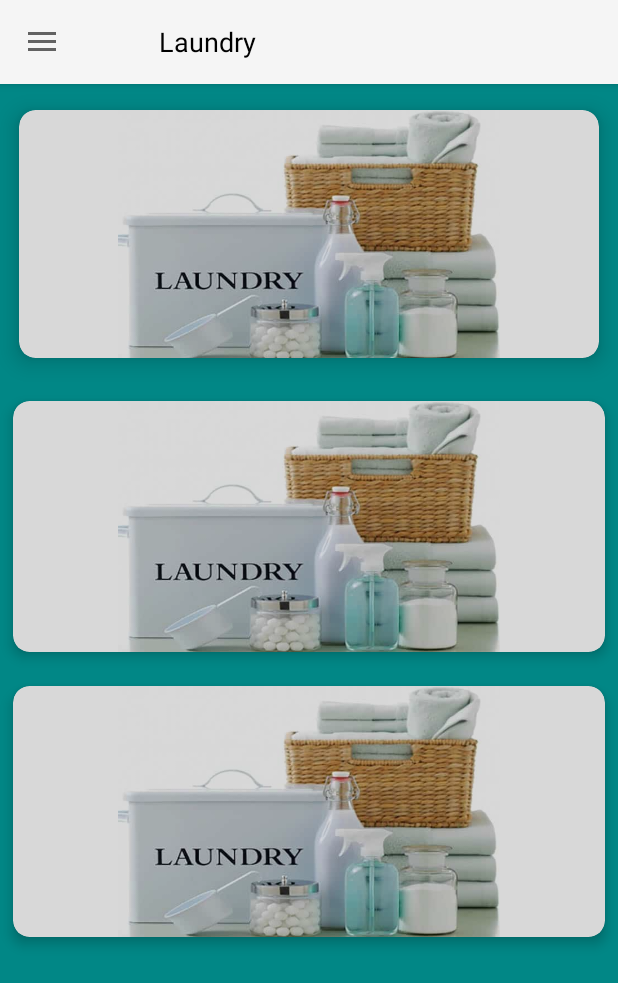
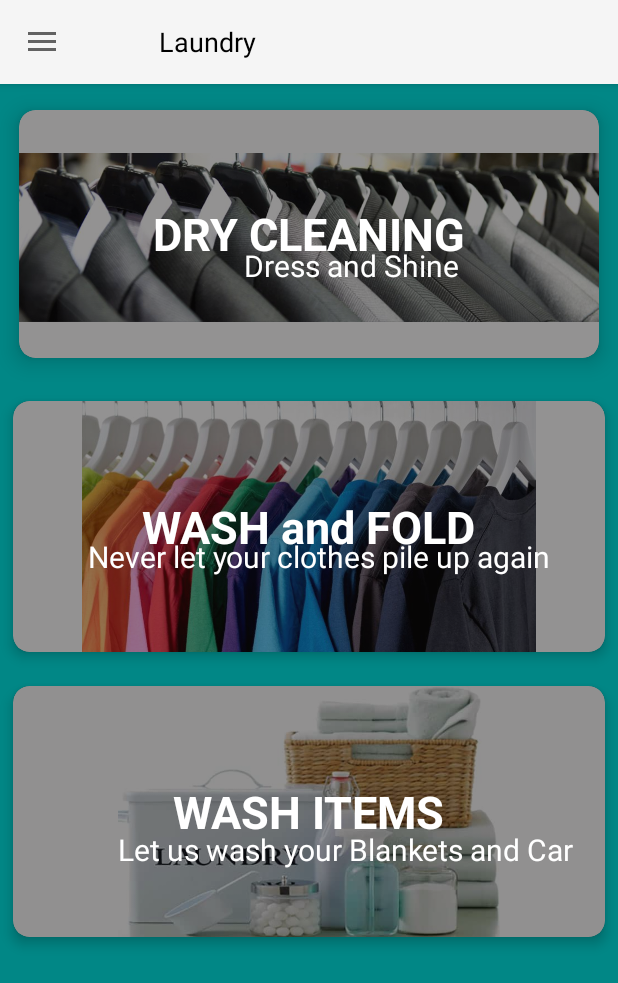
Before and after one commit to Rashmiqwerty/LaundaryApp, an Android app: the screen it shows after launch once a user with an empty profile is signed in (Dashboard), on a phone screen of 412 x 824 dp. Shown: the top 983 px of the screen. Run offline under Robolectric (Android 15) with nearby library versions, the phone set to English and light mode, and no system bars; our stand-ins replace Firebase (no records; nobody signed in at launch, a user with empty details on screens opened directly); libraries missing offline, so code that uses them is left out: com.facebook, com.facebook.login; 1 statement that could not run was skipped.

Commit message:
activity_dashboard.xml

```diff
--- a/app/src/main/res/layout/activity_dashboard.xml
+++ b/app/src/main/res/layout/activity_dashboard.xml
@@ -8,7 +8,7 @@
     tools:context=".Dashboard"
     android:fitsSystemWindows="true"
     android:background="@color/teal_700"
-    tools:openDrawer="start">
+    tools:openDrawer="">
 
     <RelativeLayout
         android:layout_width="match_parent"
@@ -56,7 +56,7 @@
                 android:layout_height="170dp"
                 android:id="@+id/image1"
                 android:layout_gravity="center_horizontal"
-                android:src="@drawable/laundryitems">
+                android:src="@drawable/shirt2">
 
 
             </ImageView>
@@ -64,11 +64,29 @@
                 android:id="@+id/view"
                 android:layout_width="match_parent"
                 android:layout_height="match_parent"
-                android:background="#27000000"
+                android:background="#720E0D0D"
                 app:layout_constraintBottom_toBottomOf="parent"
                 tools:ignore="MissingConstraints"
                 tools:layout_editor_absoluteX="16dp"></View>
+            <TextView
+                android:layout_width="wrap_content"
+                android:layout_height="wrap_content"
+                android:text="DRY CLEANING"
+                android:textSize="30dp"
+                android:layout_gravity="center"
+                android:textStyle="bold"
+                android:textColor="@color/white"
+                ></TextView>
 
+            <TextView
+                android:layout_width="wrap_content"
+                android:layout_height="wrap_content"
+                android:layout_marginLeft="150dp"
+                android:layout_marginTop="90dp"
+                android:text="Dress and Shine"
+                android:textColor="@color/white"
+
+                android:textSize="20dp"></TextView>
 
 
         </androidx.cardview.widget.CardView>
@@ -87,7 +105,7 @@
                 android:layout_width="match_parent"
                 android:layout_height="170dp"
                 android:layout_gravity="center_horizontal"
-                android:src="@drawable/laundryitems">
+                android:src="@drawable/wash">
 
         </ImageView>
 
@@ -95,10 +113,29 @@
                 android:id="@+id/view1"
                 android:layout_width="match_parent"
                 android:layout_height="match_parent"
-                android:background="#27000000"
+                android:background="#720E0D0D"
                 app:layout_constraintBottom_toBottomOf="parent"
                 tools:ignore="MissingConstraints"
                 tools:layout_editor_absoluteX="16dp"></View>
+            <TextView
+                android:layout_width="wrap_content"
+                android:layout_height="wrap_content"
+                android:text="WASH and FOLD"
+                android:textSize="30dp"
+                android:layout_gravity="center"
+                android:textStyle="bold"
+                android:textColor="@color/white"
+                ></TextView>
+
+            <TextView
+                android:layout_width="wrap_content"
+                android:layout_height="wrap_content"
+                android:layout_marginLeft="50dp"
+                android:layout_marginTop="90dp"
+                android:text="Never let your clothes pile up again"
+                android:textColor="@color/white"
+
+                android:textSize="20dp"></TextView>
         </androidx.cardview.widget.CardView>
 
 
@@ -123,10 +160,30 @@
                 android:id="@+id/view2"
                 android:layout_width="match_parent"
                 android:layout_height="match_parent"
-                android:background="#27000000"
+                android:background="#740E0D0D"
                 app:layout_constraintBottom_toBottomOf="parent"
                 tools:ignore="MissingConstraints"
                 tools:layout_editor_absoluteX="16dp"></View>
+
+            <TextView
+                android:layout_width="wrap_content"
+                android:layout_height="wrap_content"
+                android:text="WASH ITEMS"
+                android:textSize="30dp"
+                android:layout_gravity="center"
+                android:textStyle="bold"
+                android:textColor="@color/white"
+                ></TextView>
+
+            <TextView
+                android:layout_width="wrap_content"
+                android:layout_height="wrap_content"
+                android:layout_marginLeft="70dp"
+                android:layout_marginTop="95dp"
+                android:text="Let us wash your Blankets and Car"
+                android:textColor="@color/white"
+
+                android:textSize="20dp"></TextView>
         </androidx.cardview.widget.CardView>
 
 
```
Also changed, not shown: app/src/main/res/drawable/img.png (added), app/src/main/res/drawable/shirt.jpg (added), app/src/main/res/drawable/shirt2.jpg (added), app/src/main/res/drawable/wash.jpg (added), 1 other file.
